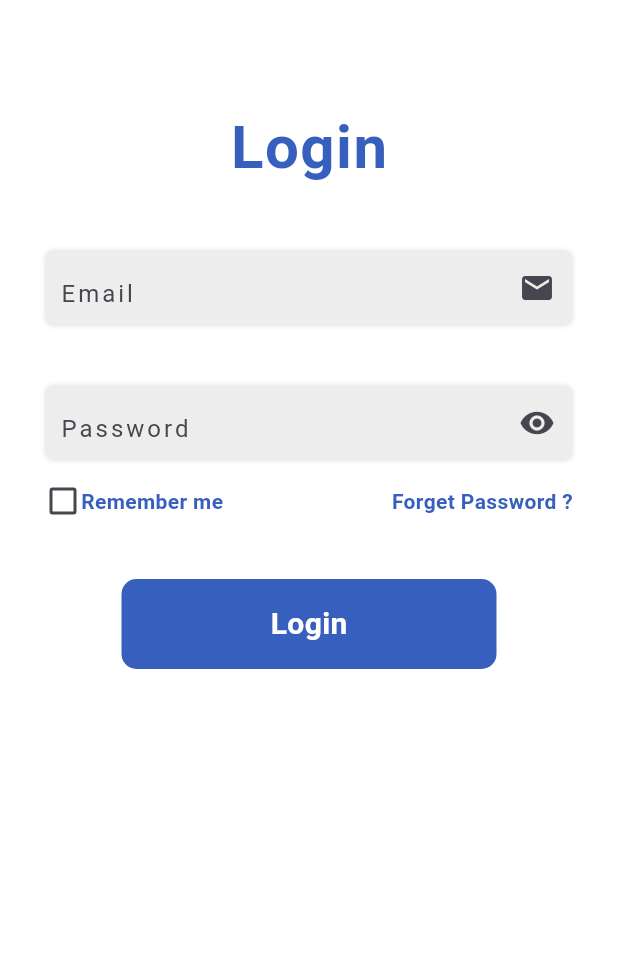
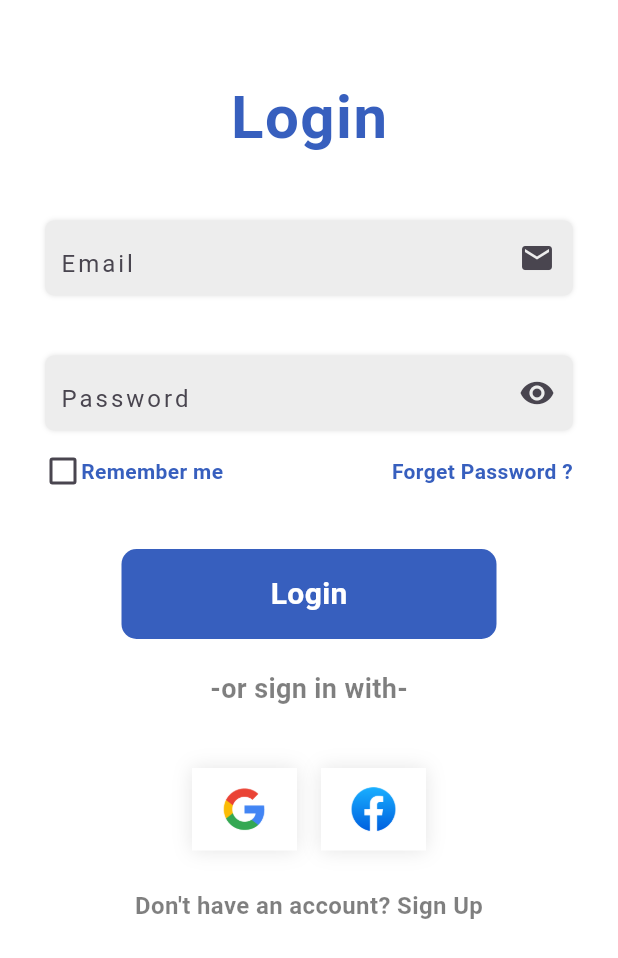
Before and after one commit to showravdas11/tuition-tracker, a Flutter app: the screen it shows after launch, after a tap on "Getting Started", on a phone screen of 412 x 824 dp. Shown: the top 958 px of the screen. Run offline on Flutter 3.47's test engine with Material 3 defaults, Android fonts, the phone set to English and light mode, and no system bars; our stand-ins replace flutter_spinkit, lottie.

Commit message:
getting started and login screen done

```diff
--- a/lib/screens/loginScreen/login_screen.dart
+++ b/lib/screens/loginScreen/login_screen.dart
@@ -2,6 +2,7 @@ import 'package:flutter/material.dart';
 import 'package:poralekha/common/button.dart';
 import 'package:poralekha/common/text_filed.dart';
 import 'package:poralekha/theme/myTheme.dart';
+import 'package:poralekha/widgets/social_button.dart';
 
 class LoginScreen extends StatefulWidget {
   const LoginScreen({super.key});
@@ -26,7 +27,7 @@ class _LoginScreenState extends State<LoginScreen> {
           child: Container(
             width: MediaQuery.of(context).size.width,
             height: MediaQuery.of(context).size.height,
-            padding: EdgeInsets.symmetric(horizontal: 30, vertical: 70),
+            padding: EdgeInsets.symmetric(horizontal: 30, vertical: 50),
             child: Column(
               children: [
                 Center(
@@ -93,7 +94,11 @@ class _LoginScreenState extends State<LoginScreen> {
                 SizedBox(
                   height: 40,
                 ),
-                RoundedButton(title: "Login", width: 250, onTap: () {})
+                RoundedButton(title: "Login", width: 250, onTap: () {}),
+
+                SizedBox(height: 20),
+
+                SocialButton(),
               ],
             ),
           ),
--- /dev/null
+++ b/lib/widgets/social_button.dart
@@ -0,0 +1,80 @@
+import 'package:flutter/material.dart';
+
+class SocialButton extends StatelessWidget {
+  const SocialButton({super.key});
+
+  @override
+  Widget build(BuildContext context) {
+    return Column(
+      children: [
+        Container(
+          alignment: Alignment.center,
+          child: Text(
+            "-or sign in with-",
+            style: TextStyle(
+                fontWeight: FontWeight.w600,
+                fontSize: 18,
+                color: Colors.black.withOpacity(0.5)),
+          ),
+        ),
+        SizedBox(height: 40,),
+
+        Row(
+          mainAxisAlignment: MainAxisAlignment.center,
+          children: [
+            Container(
+              height: 55,
+              width: 70,
+              decoration: BoxDecoration(
+                color: Colors.white,
+                boxShadow: [
+                  BoxShadow(
+                    color: Colors.black.withOpacity(0.1),
+                    blurRadius: 10
+                  )
+                ]
+              ),
+              alignment: Alignment.center,
+              child: IconButton(
+            onPressed: () {},
+            icon: Image(
+              width: 40.0,
+              height: 40.0,
+              image: AssetImage("assets/images/google-icon.png"),
+            ),
+                      ),
+            ),
+            SizedBox(width: 16,),
+            Container(
+              height: 55,
+              width: 70,
+              decoration: BoxDecoration(
+                color: Colors.white,
+                boxShadow: [
+                  BoxShadow(
+                    color: Colors.black.withOpacity(0.1),
+                    blurRadius: 10
+                  )
+                ]
+              ),
+              alignment: Alignment.center,
+              child: IconButton(
+            onPressed: () {},
+            icon: Image(
+              width: 40.0,
+              height: 40.0,
+              image: AssetImage("assets/images/facebook-icon.png"),
+            ),
+                      ),
+            ),
+          ],
+        ),
+SizedBox(height: 25,),
+        Text("Don't have an account? Sign Up", style: TextStyle(
+                fontWeight: FontWeight.w600,
+                fontSize: 16,
+                color: Colors.black.withOpacity(0.5)), )
+      ],
+    );
+  }
+}
```
Also changed, not shown: assets/images/facebook-icon.png (added), assets/images/google-icon.png (added).
